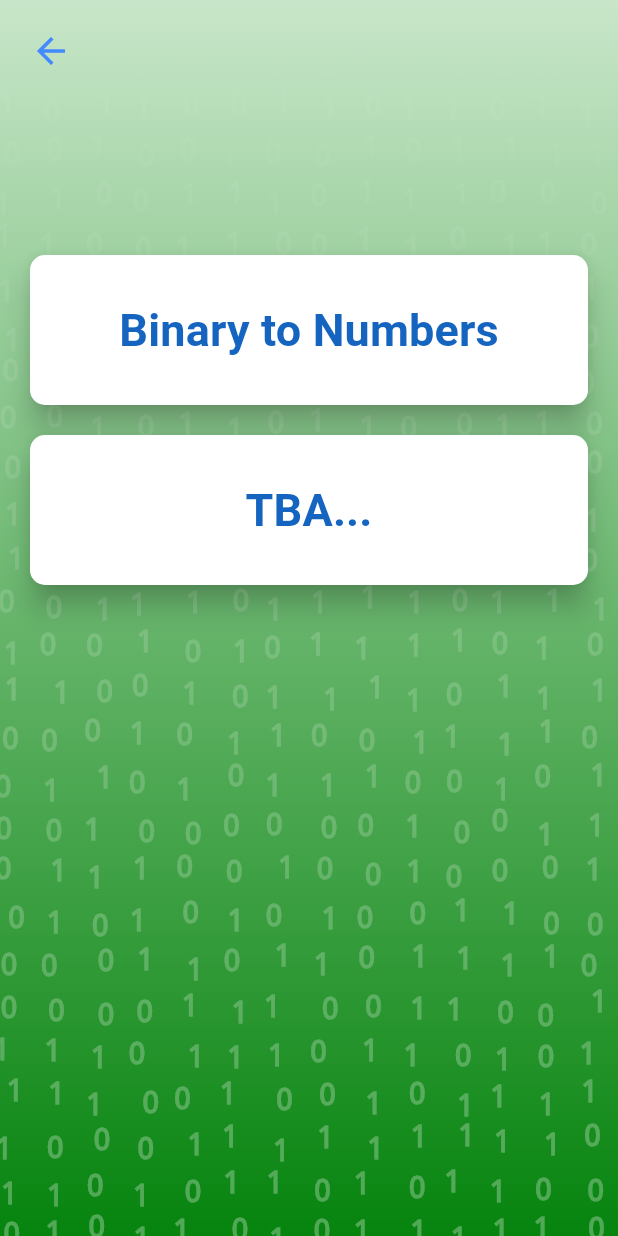
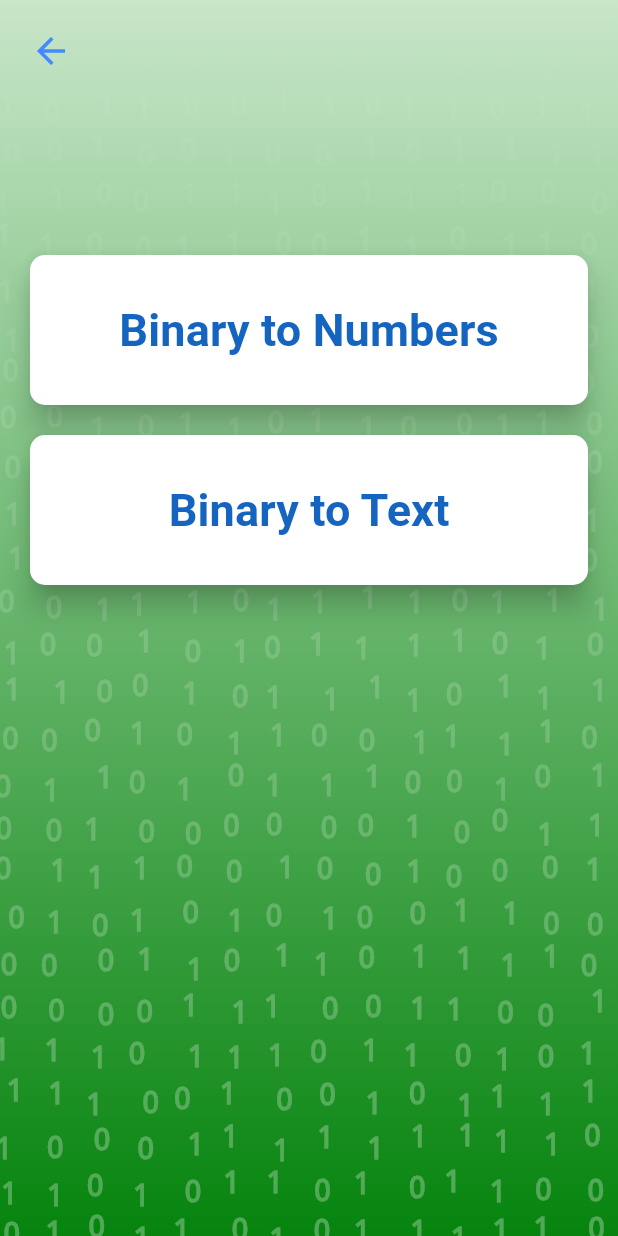
Before and after one commit to aarontrini1/Learning-Binary, a Flutter app: the screen it shows after launch, after a tap on "Practice", on a phone screen of 412 x 824 dp. Run offline on Flutter 3.47's test engine with Material 3 defaults, Android fonts, the light colour scheme and no system bars; our stand-ins replace google_fonts.

Commit message:
BinToText functioning

```diff
--- a/lib/main.dart
+++ b/lib/main.dart
@@ -4,6 +4,7 @@ import 'package:learningbinary/pages/history.dart';
 import 'package:learningbinary/pages/home.dart';
 import 'package:learningbinary/pages/learning/learningMain.dart';
 import 'package:learningbinary/pages/practice/binaryToDecimal.dart';
+import 'package:learningbinary/pages/practice/binaryToText.dart';
 import 'package:learningbinary/pages/practice/practiceMain.dart';
 import 'package:google_fonts/google_fonts.dart';
 
@@ -48,6 +49,9 @@ class _MyAppState extends State<MyApp> {
           case "practicebinarytodecimal":
             page = BinaryToDecimalPage();
             break;
+          case "practicebinarytotext":
+            page = BinaryToTextPage();
+            break;
           default:
             throw Exception("Unknown route used: ${settings.name}");
         }
--- a/lib/pages/practice/practiceMain.dart
+++ b/lib/pages/practice/practiceMain.dart
@@ -12,6 +12,10 @@ class _PracticePageState extends State<PracticePage> {
 
   void _navigateToPracticeBinaryToDecimal(BuildContext context) {
     Navigator.of(context).pushNamed("practicebinarytodecimal");
+  }
+
+  void _navigateToPracticeBinaryToText(BuildContext context) {
+    Navigator.of(context).pushNamed("practicebinarytotext");
   }
 
   @override
@@ -64,7 +68,7 @@ class _PracticePageState extends State<PracticePage> {
                   ),
                   const SizedBox(height: 20),
                   ElevatedButton(
-                    key: const Key('TBAdecimalToBinary'),
+                    key: const Key('binaryToText'),
                     style: ElevatedButton.styleFrom(
                       backgroundColor: Colors.white,
                       foregroundColor: Colors.blue.shade800,
@@ -74,9 +78,9 @@ class _PracticePageState extends State<PracticePage> {
                       minimumSize: const Size(double.infinity, 100),
                       elevation: 8,
                     ),
-                    onPressed: () => (), // Setup Nav here
+                    onPressed: () => _navigateToPracticeBinaryToText(context), // Setup Nav here
                     child: const Text(
-                      'TBA...',
+                      'Binary to Text',
                       style: TextStyle(
                         fontSize: 30,
                         fontWeight: FontWeight.bold,
```
Also changed, not shown: lib/pages/practice/binaryToText.dart (+7 -6 lines).
